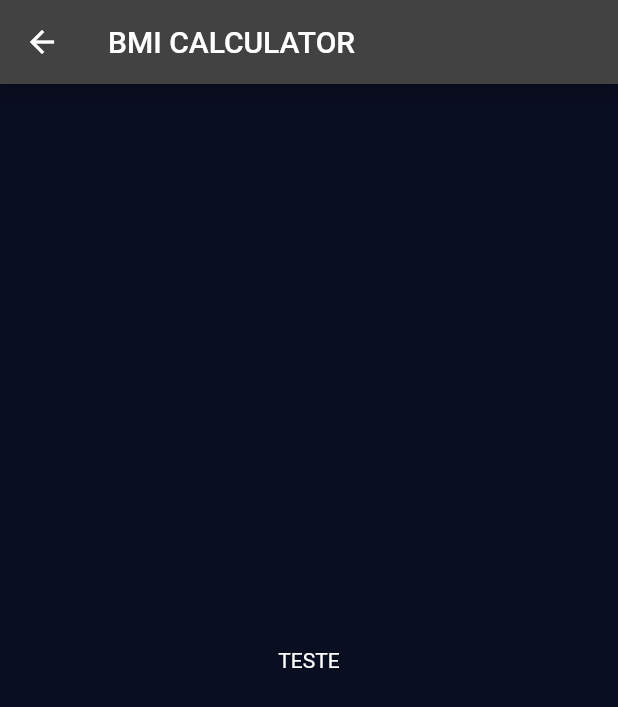
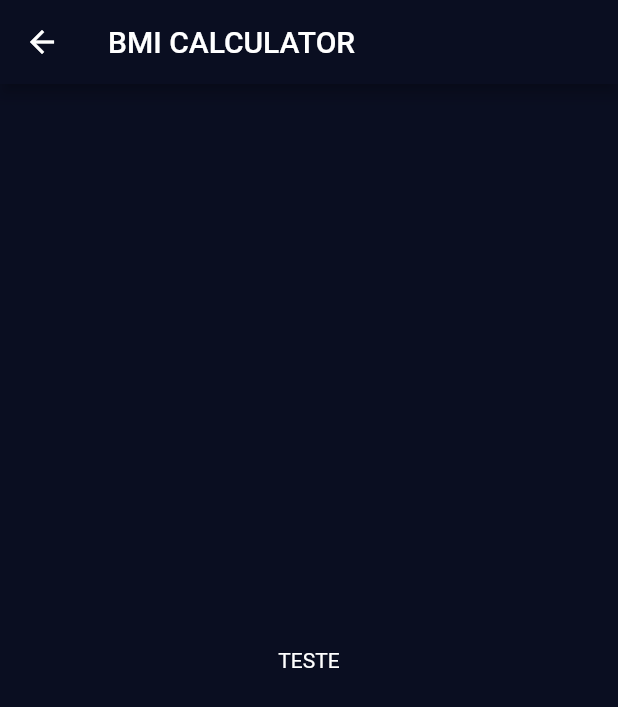
Before and after one commit to ElexandroTorres/BMI-Calculator, a Flutter app: the screen it shows after launch, after a tap on "CALCULATE", on a phone screen of 412 x 824 dp. Shown: the top 707 px of the screen. Run offline on Flutter 3.47's test engine with Material 2 defaults, Android fonts, the phone set to English and light mode, and no system bars; our stand-ins replace font_awesome_flutter.

Commit message:
organize project

```diff
--- a/lib/main.dart
+++ b/lib/main.dart
@@ -1,6 +1,6 @@
-import 'package:bmi_calculator/results_screen.dart';
+import 'package:bmi_calculator/ui/screens/results_screen.dart';
 import 'package:flutter/material.dart';
-import 'input_screen.dart';
+import 'ui/screens/input_screen.dart';
 
 void main() => runApp(BMICalculator());
 
@@ -16,21 +16,10 @@ class BMICalculator extends StatelessWidget {
       theme: ThemeData.dark().copyWith(
         primaryColor: Color(0xFF0A0E21),
         scaffoldBackgroundColor: Color(0xFF0A0E21),
+        appBarTheme: ThemeData.dark().appBarTheme.copyWith(
+              backgroundColor: Color(0xFF0A0E21),
+            ),
       ),
-      /*
-      ThemeData(
-        colorScheme: ColorScheme.light(
-          primary: Color(0xFF0A0E21),
-          secondary: Colors.blue,
-        ),
-        scaffoldBackgroundColor: Color(0xFF0A0E21),
-        textTheme: TextTheme(
-          bodyText2: TextStyle(
-            color: Colors.white,
-          ),
-        ),
-      ),
-      */
     );
   }
 }
--- a/lib/input_screen.dart
+++ b/lib/ui/screens/input_screen.dart
@@ -1,9 +1,9 @@
 import 'package:flutter/material.dart';
 import 'package:flutter/rendering.dart';
 import 'package:font_awesome_flutter/font_awesome_flutter.dart';
-import 'package:bmi_calculator/icon_content.dart';
-import 'package:bmi_calculator/simple_card.dart';
-import 'constants.dart';
+import 'package:bmi_calculator/ui/widgets/icon_content.dart';
+import 'package:bmi_calculator/ui/widgets/simple_card.dart';
+import 'package:bmi_calculator/constants.dart';
 
 enum Gender { MALE, FEMALE }
 
@@ -28,7 +28,6 @@ class _InputScreenState extends State<InputScreen> {
       appBar: AppBar(
         title: Text('BMI Calculator'),
         centerTitle: true,
-        backgroundColor: Color(0xFF0A0E21),
       ),
       body: Column(
         crossAxisAlignment: CrossAxisAlignment.stretch,
@@ -59,7 +58,6 @@ class _InputScreenState extends State<InputScreen> {
                         selectedGender = Gender.FEMALE;
                       });
                     },
-                    //cardColor: femaleCardColor,
                     cardColor: selectedGender == Gender.FEMALE
                         ? kActiveCardColor
                         : kInactiveCardColor,
--- a/lib/icon_content.dart
+++ b/lib/ui/widgets/icon_content.dart
@@ -1,5 +1,5 @@
 import 'package:flutter/material.dart';
-import 'constants.dart';
+import 'package:bmi_calculator/constants.dart';
 
 class IconContent extends StatelessWidget {
   final IconData contentIcon;
```
Also changed, not shown: lib/ui/screens/results_screen.dart (renamed from lib/results_screen.dart), lib/ui/widgets/simple_card.dart (renamed from lib/simple_card.dart).
